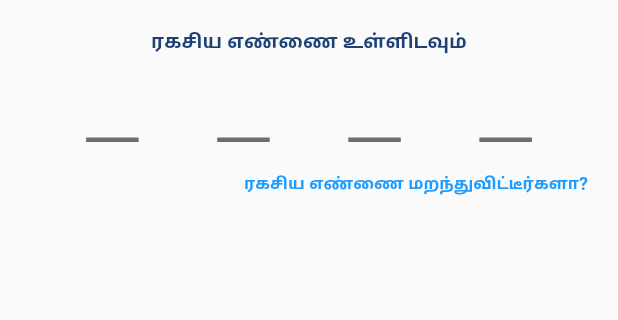
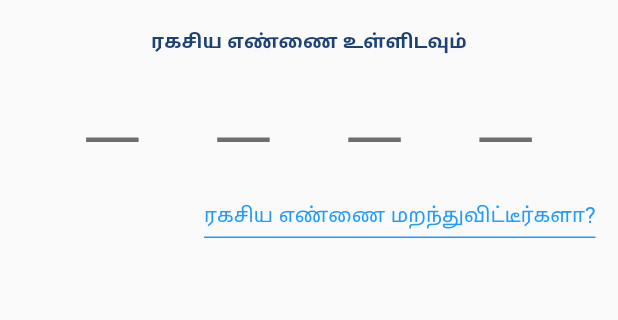
Before and after one commit to TNANDROID/public_vptax, a Flutter app: the SecretKeyView screen opened directly, on a phone screen of 412 x 824 dp, the part 173-493 px from its top. Run offline on Flutter 3.47's test engine with Material 2 defaults, Android fonts, the phone set to English and light mode, and no system bars; our stand-ins replace calendar_date_picker2, easy_localization, flutter_form_builder, flutter_staggered_animations, flutter_svg, form_builder_validators and 8 more; missing offline and left inert: dart_jsonwebtoken, datetime_setting, encrypt, responsive_grid_list; accounts and stored records are empty; Roboto replaces fonts that are missing (RobotoSlab).

Commit message:
forgot pin design

```diff
--- a/assets/translations/en-US.json
+++ b/assets/translations/en-US.json
@@ -222,5 +222,6 @@
   "view_receipt":"Download Receipt",
   "no_pending_due": "No Pending Due",
   "add_to_pay": "Add to Favourite List",
-  "continue": "CONTINUE"
+  "continue": "CONTINUE",
+  "hi": "Hi"
 }
--- a/lib/Activity/Auth/Splash.dart
+++ b/lib/Activity/Auth/Splash.dart
@@ -33,6 +33,8 @@ class _SplashState extends State<Splash> with TickerProviderStateMixin {
 
   Future<void> initialize() async {
     String getPrefesecrectKey = await preferencesService.getUserInfo(key_secretKey);
+    await preferencesService.setUserInfo("lang", "ta");
+
     if (getPrefesecrectKey.isNotEmpty) {
       await preferencesService.setUserInfo(key_isLogin, "yes");
     }
--- a/lib/Activity/Auth/secrectKey.dart
+++ b/lib/Activity/Auth/secrectKey.dart
@@ -88,16 +88,32 @@ class _SecretKeyViewState extends State<SecretKeyView> with TickerProviderStateM
             VerificationView(fixedlength: 4, pinString: secretPin, secureText: true),
             if (!pinIsValid) UIHelper.verticalSpaceSmall,
             if (!pinIsValid) UIHelper.titleTextStyle('invalid_Pin'.tr().toString(), c.red_new, 12, true, true),
-            UIHelper.verticalSpaceMedium,
+            const SizedBox(height: 40.0),
             GestureDetector(
               onTap: () {
                 Navigator.push(context, MaterialPageRoute(builder: (context) => SignUpView(isSignup: false)));
               },
-              child: Container(
-                width: Screen.width(context),
-                margin: const EdgeInsets.only(right: 15),
+              child: Align(
                 alignment: Alignment.centerRight,
-                child: UIHelper.titleTextStyle('forgot_secret_Pin'.tr().toString(), c.primary_text_color2, 12, true, false),
+                child: Container(
+                  padding: EdgeInsets.only(
+                    bottom: 5, // Space between underline and text
+                  ), margin: EdgeInsets.only(
+                    right: 10, // Space between underline and text
+                  ),
+                  decoration: BoxDecoration(
+                      border: Border(bottom: BorderSide(
+                        color: c.primary_text_color2,
+                        width: 1.0, // Underline thickness
+                      ))
+                  ),
+                  child: Text(
+                    'forgot_secret_Pin'.tr().toString(),
+                    style: TextStyle(
+                      color: c.primary_text_color2,
+                    ),
+                  ),
+                ),
               ),
             ),
             const Expanded(child: SizedBox()),
--- a/lib/Resources/ImagePath.dart
+++ b/lib/Resources/ImagePath.dart
@@ -67,6 +67,7 @@ String currency_ic = "assets/images/currency_ic.png";
 String vptax = "assets/images/vptax.png";
 String vptax1 = "assets/images/vptax1.png";
 String tap = "assets/images/tap.png";
+String lock_ic = "assets/images/lock_ic.png";
 
 String help = 'assets/images/help.svg';
 String failure = 'assets/images/failure.svg';
```
Also changed, not shown: assets/translations/ta-IN.json (+6 -5 lines), lib/Activity/Auth/Home.dart (+11 -3 lines), assets/images/lock_ic.png (added).
